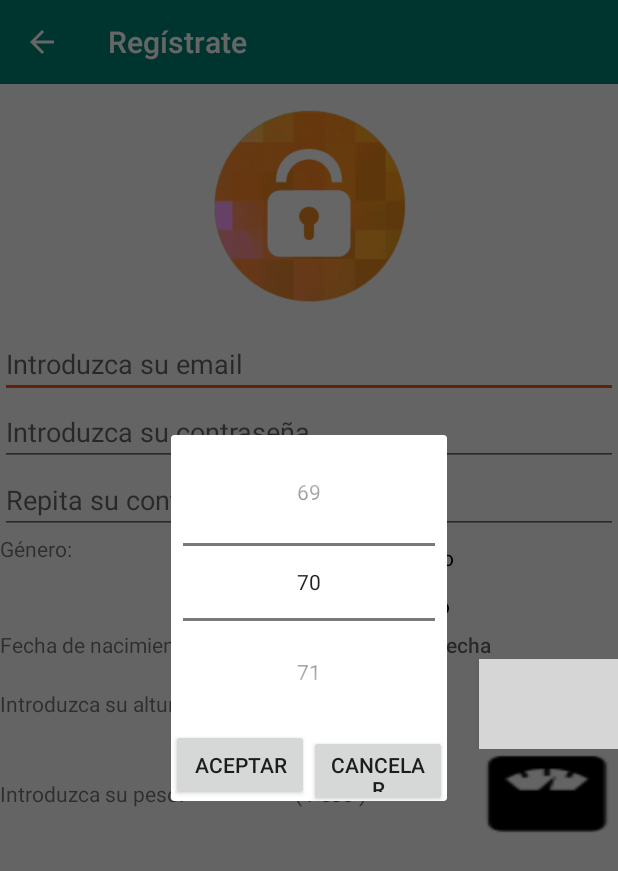
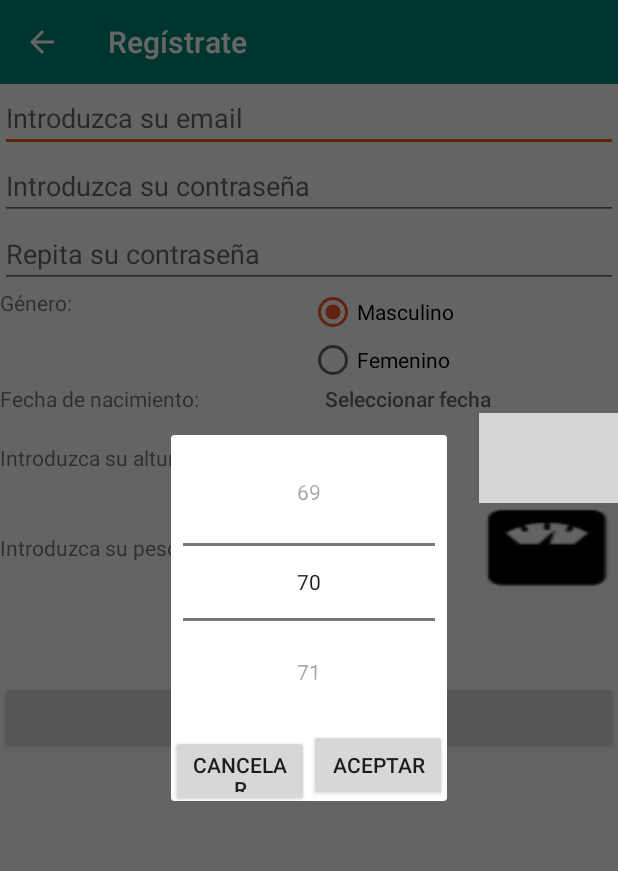
Before and after one commit to ismaelcg1/armarioVirtual, an Android app: the RegistroInicial screen opened directly, with no data from a screen before it, after a tap on an icon or button, on a phone screen of 412 x 824 dp. Shown: the top 871 px of the screen. Run offline under Robolectric (Android 15) with nearby library versions, the phone set to English and light mode, and no system bars; our stand-ins replace Firebase (no records; nobody signed in at launch, a user with empty details on screens opened directly); grey boxes are pictures that could not be loaded.

Commit message:
Realizando registro inicial, probando insertar fotos, añadidos string

```diff
--- a/app/src/main/java/com/example/pruebaproyecto/DialogPersonalizado.java
+++ b/app/src/main/java/com/example/pruebaproyecto/DialogPersonalizado.java
@@ -15,8 +15,7 @@ public class DialogPersonalizado {
 
     private NumberPicker numberPickerPeso, numberPickerAltura;
     private LinearLayout linearLayoutNumberPickerAltura, linearLayoutNumberPickerPeso;
-    private Button aceptarAltura, aceptarPeso, cancelarAltura, cancelarPeso, seleccionPeso, seleccionAltura;
-    private String seleccion;
+    private Button aceptarAltura, aceptarPeso, cancelarAltura, cancelarPeso;
 
     // Para mostrar un dialog y pasar parámetros
     public interface finalizarDialog {
--- a/app/src/main/java/com/example/pruebaproyecto/RegistroInicial.java
+++ b/app/src/main/java/com/example/pruebaproyecto/RegistroInicial.java
@@ -6,6 +6,7 @@ import android.content.DialogInterface;
 import android.graphics.Color;
 import android.graphics.drawable.ColorDrawable;
 import android.os.Bundle;
+import android.support.annotation.NonNull;
 import android.support.v4.app.FragmentManager;
 import android.support.v4.app.FragmentTransaction;
 import android.support.v7.app.AppCompatActivity;
@@ -13,8 +14,15 @@ import android.support.v7.widget.Toolbar;
 import android.view.View;
 import android.widget.Button;
 import android.widget.DatePicker;
+import android.widget.EditText;
+import android.widget.RadioGroup;
 import android.widget.TextView;
 import android.widget.Toast;
+
+import com.google.android.gms.tasks.OnCompleteListener;
+import com.google.android.gms.tasks.Task;
+import com.google.firebase.auth.AuthResult;
+import com.google.firebase.auth.FirebaseAuth;
 
 import java.util.Calendar;
 
@@ -22,15 +30,23 @@ import java.util.Calendar;
 public class RegistroInicial extends AppCompatActivity implements View.OnClickListener, DialogPersonalizado.finalizarDialog {
 
     private TextView mDisplayDate, textViewSeleccionarPeso, textViewSeleccionarAltura;
+    // 'Dialog' de fecha
     private DatePickerDialog.OnDateSetListener mDateSetListener;
     private Toolbar appToolbar;
     // String comprobación
-    private String seleccion = "";
+    private String seleccion, fecha;
     // Ponemos el contexto para el Dialog
     private Context contexto;
-    // Botones para seleccionar en un Dialog en un numberPicker
-    private Button botonSeleccionarAltura, botonSeleccionarPeso;
-
+    // Botones para seleccionar en un Dialog un numberPicker
+    private Button botonSeleccionarAltura, botonSeleccionarPeso, botonRegistrarme;
+    // Para autentificación con FireBase
+    private FirebaseAuth mAuth = null;
+    //
+    private EditText email, password, passwordRepetida;
+    private RadioGroup radioGroup;
+    private boolean generoMasculinoSeleccionado;
+    private int peso, altura;
+    private TextView textViewPeso, textViewAltura;
 
     @Override
     protected void onCreate(Bundle savedInstanceState) {
@@ -38,13 +54,26 @@ public class RegistroInicial extends AppCompatActivity implements View.OnClickLi
         setContentView(R.layout.primer_registro);
         // Inicializamos el contexto
         contexto = this;
+        seleccion = "";
+        fecha = "";
+        generoMasculinoSeleccionado = true;
+        peso = 0;
+        altura = 0;
 
+        // Conectamos nuestras variables con la vista:
         mDisplayDate = findViewById(R.id.tvDate);
         appToolbar = findViewById(R.id.appToolbar);
         textViewSeleccionarPeso = findViewById(R.id.textViewSeleccionaPeso);
         textViewSeleccionarAltura = findViewById(R.id.textViewSeleccionaAltura);
         botonSeleccionarAltura = findViewById(R.id.buttonSeleccionarAltura);
         botonSeleccionarPeso = findViewById(R.id.buttonSeleccionarPeso);
+        email = findViewById(R.id.editTextEmail);
+        password = findViewById(R.id.editTextPassword);
+        passwordRepetida = findViewById(R.id.editTextPasswordRepetida);
+        radioGroup = findViewById(R.id.radioGroupGenero);
+        textViewAltura = findViewById(R.id.textViewSeleccionaAltura);
+        textViewPeso = findViewById(R.id.textViewSeleccionaPeso);
+        botonRegistrarme = findViewById(R.id.btnRegistrarme);
 
         // *************************************************
         // Pongo el titulo en la toolbar
@@ -63,6 +92,7 @@ public class RegistroInicial extends AppCompatActivity implements View.OnClickLi
         // Hacemos el setOnClickListener para los Buttons
         botonSeleccionarAltura.setOnClickListener(this);
         botonSeleccionarPeso.setOnClickListener(this);
+        botonRegistrarme.setOnClickListener(this);
 
         mDisplayDate.setOnClickListener(new View.OnClickListener() {
             @Override
@@ -86,8 +116,9 @@ public class RegistroInicial extends AppCompatActivity implements View.OnClickLi
             @Override
             public void onDateSet(DatePicker datePicker, int year, int month, int day) {
                 month = month + 1;
-                String date = month + "/" + day + "/" + year;
-                mDisplayDate.setText(date);
+                // Guardamos la fecha de nacimiento seleccionada
+                fecha = month + "/" + day + "/" + year;
+                mDisplayDate.setText(fecha);
             }
         };
     }
@@ -95,7 +126,31 @@ public class RegistroInicial extends AppCompatActivity implements View.OnClickLi
 
 
     public void registrarNuevoUsuario() {
-/*
+
+        // Cogemos los datos :
+        String emailUser = email.getText().toString();
+        String passwordUser = password.getText().toString();
+        String passwordUserRepetida = passwordRepetida.getText().toString();
+
+        // Ahora comprobamos si el usuario a introducido los datos:
+
+        if (emailUser.isEmpty()) {
+            Toast.makeText(this, getResources().getString(R.string.toastEmailVacioRegistroIncial), Toast.LENGTH_LONG).show();
+        } else if (passwordUser.isEmpty()) {
+            Toast.makeText(this, getResources().getString(R.string.toastPasswordVaciaRegistroIncial), Toast.LENGTH_LONG).show();
+        } else if (passwordUserRepetida.isEmpty()) {
+            Toast.makeText(this, getResources().getString(R.string.toastPasswordRepetidaVaciaRegistroIncial), Toast.LENGTH_LONG).show();
+        } else if (!passwordUser.equalsIgnoreCase(passwordUserRepetida)) {
+            Toast.makeText(this, getResources().getString(R.string.toastPasswordNoCoincidenRegistroIncial), Toast.LENGTH_LONG).show();
+        } else if (fecha.isEmpty()) { // Vemos si se ha introducido la fecha
+            Toast.makeText(this, getResources().getString(R.string.toastFechaVaciaRegistroIncial), Toast.LENGTH_LONG).show();
+        } else if (altura == 0) {
+            Toast.makeText(this, getResources().getString(R.string.toastAlturaVaciaRegistroIncial), Toast.LENGTH_LONG).show();
+        } else if (peso == 0) {
+            Toast.makeText(this, getResources().getString(R.string.toastPesoVacioRegistroIncial), Toast.LENGTH_LONG).show();
+        } else {
+            // Todo correcto, procedemos a hacer el registro
+
             // --- Esto es para registrar desde 0, cambiar a Registro Inicial, OJO con los layout.
             mAuth.createUserWithEmailAndPassword(emailUser, passwordUser)
                     .addOnCompleteListener(this, new OnCompleteListener<AuthResult>() {
@@ -105,10 +160,10 @@ public class RegistroInicial extends AppCompatActivity implements View.OnClickLi
 
                             if (task.isSuccessful()) {
                                 // Sign in success, update UI with the signed-in user's information
-                            Toast.makeText(LoginActivity.this, getResources().getString(R.string.toastRegistroCorrectoActividadLogin)+" "+emailUser, Toast.LENGTH_SHORT).show();
+                                Toast.makeText(RegistroInicial.this, getResources().getString(R.string.toastRegistroCorrectoActividadLogin)+" "+email.getText().toString(), Toast.LENGTH_SHORT).show();
 
                                 // Si todo ha salido bien mostramos layoutProgressBar
-                            // y hacemos visible el layoutLogin
+/*
                                 layout_login.setVisibility(View.GONE);
                                 layout_progress_bar.setVisibility(View.VISIBLE);
 
@@ -135,30 +190,29 @@ public class RegistroInicial extends AppCompatActivity implements View.OnClickLi
                                         });
                                     }
                                 }).start();
-
+*/
 
 
                                 //FirebaseUser user = mAuth.getCurrentUser();
                                 //updateUI(user);
 
-
-
                             } else {
-                            Toast.makeText(LoginActivity.this, getResources().getString(R.string.toastRegistroIncorrectoActividadLogin), Toast.LENGTH_SHORT).show();
+                                Toast.makeText(RegistroInicial.this, getResources().getString(R.string.toastRegistroIncorrectoActividadLogin), Toast.LENGTH_SHORT).show();
 
                                 // Si ha fallado el registro
+/*
                                 // Hacemos invisible el layoutLogin
                                 layout_login.setVisibility(View.VISIBLE);
                                 layout_progress_bar.setVisibility(View.GONE);
-
+*/
                                 //updateUI(null);
 
                             }
 
                             // ...
                         }
-                });*/
-
+                    });
+        }
 
     }
 
@@ -176,16 +230,26 @@ public class RegistroInicial extends AppCompatActivity implements View.OnClickLi
             case R.id.buttonSeleccionarAltura:
                 seleccion = "Altura";
                 new DialogPersonalizado(contexto, RegistroInicial.this, seleccion);
-
                 break;
             case R.id.buttonSeleccionarPeso:
                 seleccion = "Peso";
                 new DialogPersonalizado(contexto, RegistroInicial.this, seleccion);
-                Toast.makeText(this, "HOLAA", Toast.LENGTH_SHORT).show();  // String peso definido correctamente
+                break;
+            case R.id.radioGroupGenero:
+                if (radioGroup.getCheckedRadioButtonId() == R.id.radioButtonMasculino) {
+                    // RadioButton masculino seleccionado
+                    generoMasculinoSeleccionado = true;
+                } else if (radioGroup.getCheckedRadioButtonId() == R.id.radioButtonFemenino) {
+                    // RadioButton femenino seleccionado
+                    generoMasculinoSeleccionado = false;
+                }
+                break;
 
+            case R.id.btnRegistrarme:
+                registrarNuevoUsuario();
                 break;
             default:
-                Toast.makeText(this, "Error switch - onClick", Toast.LENGTH_SHORT).show();
+                Toast.makeText(this, "Error switch - onClick - RegistroInicial", Toast.LENGTH_SHORT).show();
                 break;
         }
 
@@ -196,8 +260,10 @@ public class RegistroInicial extends AppCompatActivity implements View.OnClickLi
         // Dependiendo de la operación que hayamos seleccionado:
 
         if (seleccion.equalsIgnoreCase("Altura")) {
+            altura = num;
             textViewSeleccionarAltura.setText(""+num+" Cm");
         } else if (seleccion.equalsIgnoreCase("Peso")) {
+            peso = num;
             textViewSeleccionarPeso.setText(""+num+" Kg");
         }
 
--- a/app/src/main/res/layout/number_picker_altura.xml
+++ b/app/src/main/res/layout/number_picker_altura.xml
@@ -1,6 +1,7 @@
 <?xml version="1.0" encoding="utf-8"?>
 <LinearLayout xmlns:android="http://schemas.android.com/apk/res/android"
     xmlns:app="http://schemas.android.com/apk/res-auto"
+    xmlns:tools="http://schemas.android.com/tools"
     android:layout_width="match_parent"
     android:layout_height="match_parent"
     android:orientation="vertical">
@@ -30,18 +31,19 @@
             android:orientation="horizontal">
 
             <Button
+                android:id="@+id/buttonCancelarAltura"
+                android:layout_width="match_parent"
+                android:layout_height="wrap_content"
+                android:layout_weight="1"
+                android:text="Cancelar" />
+
+            <Button
                 android:id="@+id/buttonAceptarAltura"
                 android:layout_width="match_parent"
                 android:layout_height="wrap_content"
                 android:layout_weight="1"
                 android:text="Aceptar" />
 
-            <Button
-                android:id="@+id/buttonCancelarAltura"
-                android:layout_width="match_parent"
-                android:layout_height="wrap_content"
-                android:layout_weight="1"
-                android:text="Cancelar" />
         </LinearLayout>
 
     </LinearLayout>
@@ -69,18 +71,19 @@
             android:orientation="horizontal">
 
             <Button
+                android:id="@+id/buttonCancelarPeso"
+                android:layout_width="match_parent"
+                android:layout_height="wrap_content"
+                android:layout_weight="1"
+                android:text="Cancelar" />
+
+            <Button
                 android:id="@+id/buttonAceptarPeso"
                 android:layout_width="match_parent"
                 android:layout_height="wrap_content"
                 android:layout_weight="1"
                 android:text="Aceptar" />
 
-            <Button
-                android:id="@+id/buttonCancelarPeso"
-                android:layout_width="match_parent"
-                android:layout_height="wrap_content"
-                android:layout_weight="1"
-                android:text="Cancelar" />
         </LinearLayout>
 
     </LinearLayout>
--- a/app/src/main/res/layout/primer_registro.xml
+++ b/app/src/main/res/layout/primer_registro.xml
@@ -84,12 +84,13 @@
                     android:text="@string/generoDialogCompletarLogin" />
 
                 <RadioGroup
+                    android:id="@+id/radioGroupGenero"
                     android:layout_width="match_parent"
                     android:layout_height="wrap_content"
                     android:layout_weight="1">
 
                     <RadioButton
-                        android:id="@+id/radioButton"
+                        android:id="@+id/radioButtonMasculino"
                         android:layout_width="wrap_content"
                         android:layout_height="wrap_content"
                         android:layout_weight="1"
@@ -97,7 +98,7 @@
                         android:text="@string/generoMasculinoDialogCompletarLogin" />
 
                     <RadioButton
-                        android:id="@+id/radioButton2"
+                        android:id="@+id/radioButtonFemenino"
                         android:layout_width="wrap_content"
                         android:layout_height="wrap_content"
                         android:layout_weight="1"
@@ -191,4 +192,16 @@
         </LinearLayout>
 
     </LinearLayout>
+
+    <LinearLayout
+        android:layout_width="match_parent"
+        android:layout_height="match_parent"
+        android:orientation="vertical">
+
+        <Button
+            android:id="@+id/btnRegistrarme"
+            android:layout_width="match_parent"
+            android:layout_height="wrap_content"
+            android:text="@string/botonRegistrarmeRegistroInicial" />
+    </LinearLayout>
 </LinearLayout>
--- a/app/src/main/res/values/strings.xml
+++ b/app/src/main/res/values/strings.xml
@@ -13,7 +13,7 @@
     <string name="emailActividadLogin">Introduzca su email</string>
     <string name="passwordActividadLogin">Introduzca su contraseña</string>
     <string name="textoBotonActividadLogin">Entrar</string>
-    <string name="textoPasswordOlvidadaActividadLogin">¿Has olvidado tu contraseña? Cámbiala aquí</string>
+    <string name="textoPasswordOlvidadaActividadLogin">¿Has olvidado tu contraseña? <u>Cámbiala aquí</u></string>
     <!-- Al poner el texto dentro de la etiqueta <u> </u> ponemos el texto subrayado -->
     <string name="textoNoTengoCuentaActividadLogin"><u>¿No tienes cuenta? Pulsa aquí para registrarte</u></string>
 
@@ -26,7 +26,7 @@
     <string name="toastLoginCorrectoActividadLogin">Autentificación correcta!</string>
     <string name="toastLoginIncorrectoActividadLogin">Autentificación fallida...</string>
 
-    <!-- TEXTOS DIALOG_PRIMER_REGISTRO -->
+    <!-- TEXTOS DIALOG_PRIMER_REGISTRO -->                                                                  <!-- CAMBIAR COompletarLogin por RegistroInicial  -->
     <string name="nombreActividadRegistroInicialDialogCompletarLogin">Regístrate</string>
     <string name="repitaPasswordDialogCompletarLogin">Repita su contraseña</string>
     <string name="generoDialogCompletarLogin">Género:</string>
@@ -38,7 +38,14 @@
     <string name="pesoDialogCompletarLogin">Introduzca su peso:</string>
     <string name="textViewAlturaCompletarLogin">(Altura)</string>
     <string name="textViewPesoCompletarLogin">( Peso )</string>
-
-
+    <string name="botonRegistrarmeRegistroInicial">Regístrame</string>
+    <!-- Toast de errores -->
+    <string name="toastEmailVacioRegistroIncial">Campo email vacio. Por favor, introduzca su email.</string>
+    <string name="toastPasswordVaciaRegistroIncial">Campo de contraseña vacia. Por favor, introduzca su contraseña.</string>
+    <string name="toastPasswordRepetidaVaciaRegistroIncial">Campo de repetir contraseña vacio. Por favor, vuelva a introducir su contraseña</string>
+    <string name="toastPasswordNoCoincidenRegistroIncial">Ambas contraseñas deben ser iguales. Por favor, introduzca la misma contraseña en ambos campos</string>
+    <string name="toastFechaVaciaRegistroIncial">Fecha de nacimiento no introducida. Por favor, seleccione su fecha de nacimiento.</string>
+    <string name="toastAlturaVaciaRegistroIncial">Altura no seleccionada. Por favor, introduzca su altura (en centímetros)</string>
+    <string name="toastPesoVacioRegistroIncial">Peso no seleccionado. Por favor, introduzca su peso (en Kg)</string>
 
 </resources>
```
Also changed, not shown: app/src/main/java/com/example/pruebaproyecto/LoginActivity.java (+34 -15 lines), app/src/main/res/layout/actividad_insertar_fotos.xml (+4 -4 lines), app/src/main/res/drawable/peso.png (added). Lines whose indentation alone changed are shown as unchanged.
